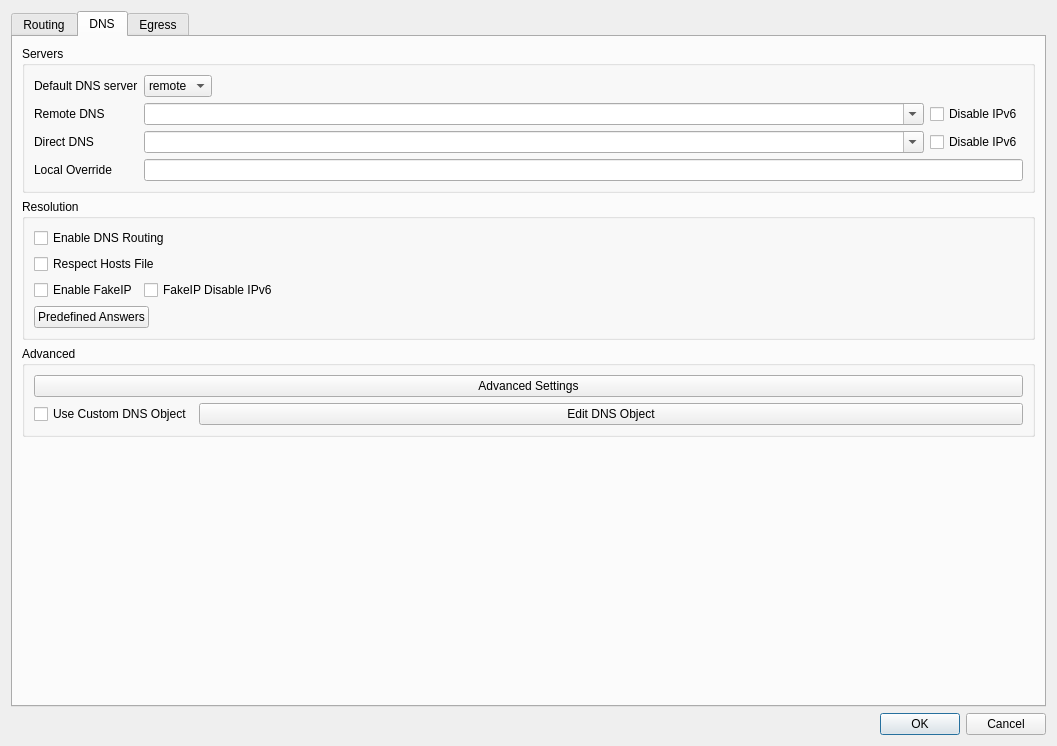
Above: include/ui/setting/dialog_manage_routes.ui from throneproj/Throne before the change. Below: the same form after it.
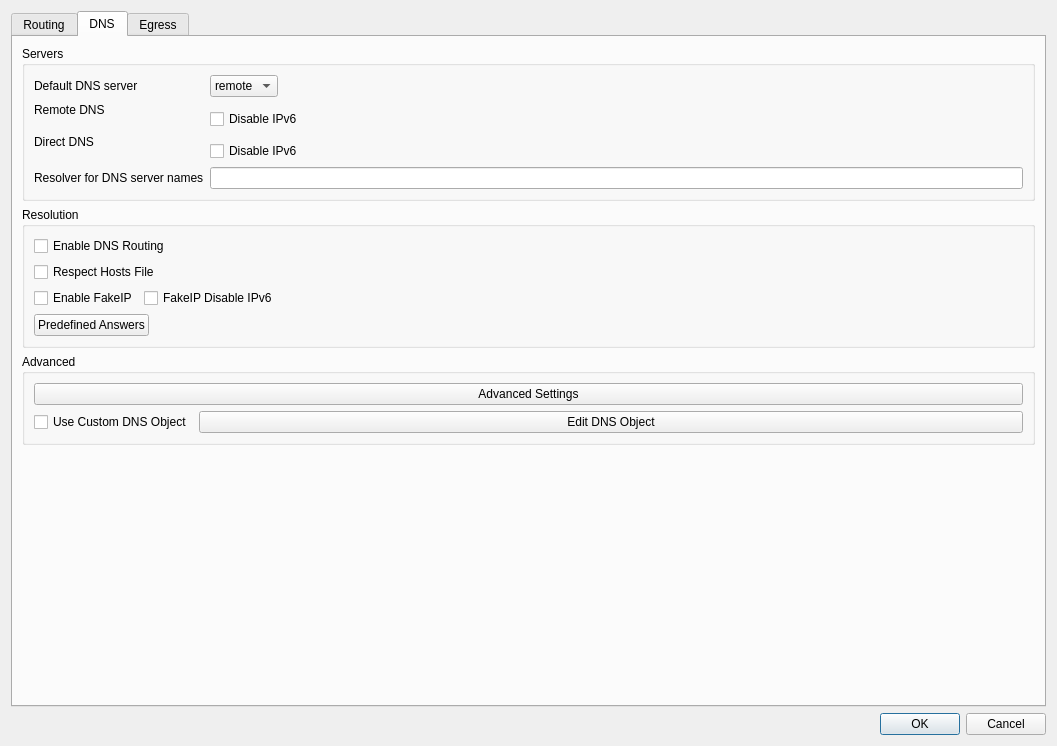
That is the form after the change. The open tabs and pages were chosen to show the change. Custom widgets are drawn as their Qt base class.

Commit message: redesign route editor, menus, toolbar icons, dns lists and log view

Patch:
```diff
--- a/include/ui/setting/dialog_manage_routes.ui
+++ b/include/ui/setting/dialog_manage_routes.ui
@@ -361,7 +361,7 @@
             </item>
            </layout>
           </item>
-          <item row="1" column="0">
+          <item row="1" column="0" alignment="Qt::AlignmentFlag::AlignTop">
            <widget class="QLabel" name="label_9">
             <property name="toolTip">
              <string>&lt;html&gt;&lt;head/&gt;&lt;body&gt;&lt;p&gt;examples:&lt;br/&gt;tls://8.8.8.8&lt;br/&gt;https://domain/path&lt;/p&gt;&lt;p&gt;tcp://8.8.8.8:1234&lt;/p&gt;&lt;p&gt;dhcp://auto&lt;/p&gt;&lt;p&gt;h3://domain/path&lt;/p&gt;&lt;p&gt;quic://domain:4632&lt;/p&gt;&lt;p&gt;etc&lt;/p&gt;&lt;/body&gt;&lt;/html&gt;</string>
@@ -375,19 +375,9 @@
            </widget>
           </item>
           <item row="1" column="1">
-           <layout class="QHBoxLayout" name="horizontalLayout_7">
+           <layout class="QVBoxLayout" name="remote_dns_layout">
             <item>
-             <widget class="QComboBox" name="remote_dns">
-              <property name="sizePolicy">
-               <sizepolicy hsizetype="Expanding" vsizetype="Fixed">
-                <horstretch>0</horstretch>
-                <verstretch>0</verstretch>
-               </sizepolicy>
-              </property>
-              <property name="editable">
-               <bool>true</bool>
-              </property>
-             </widget>
+             <widget class="DnsServerListEdit" name="remote_dns"/>
             </item>
             <item>
              <widget class="QCheckBox" name="remote_dns_disable_ipv6">
@@ -404,7 +394,7 @@
             </item>
            </layout>
           </item>
-          <item row="2" column="0">
+          <item row="2" column="0" alignment="Qt::AlignmentFlag::AlignTop">
            <widget class="QLabel" name="label_8">
             <property name="toolTip">
              <string>This is especially important and it is recommended to use the default value of &quot;localhost&quot;.
@@ -420,19 +410,9 @@
            </widget>
           </item>
           <item row="2" column="1">
-           <layout class="QHBoxLayout" name="horizontalLayout_8">
+           <layout class="QVBoxLayout" name="direct_dns_layout">
             <item>
-             <widget class="QComboBox" name="direct_dns">
-              <property name="sizePolicy">
-               <sizepolicy hsizetype="Expanding" vsizetype="Fixed">
-                <horstretch>0</horstretch>
-                <verstretch>0</verstretch>
-               </sizepolicy>
-              </property>
-              <property name="editable">
-               <bool>true</bool>
-              </property>
-             </widget>
+             <widget class="DnsServerListEdit" name="direct_dns"/>
             </item>
             <item>
              <widget class="QCheckBox" name="direct_dns_disable_ipv6">
@@ -458,7 +438,7 @@
              <string>&lt;html&gt;&lt;head/&gt;&lt;body&gt;&lt;p&gt;Local DNS can not be used in some configurations, you will have to set an ip here to be used as local dns in such situations&lt;/p&gt;&lt;/body&gt;&lt;/html&gt;</string>
             </property>
             <property name="text">
-             <string>Local Override</string>
+             <string>Resolver for DNS server names</string>
             </property>
             <property name="buddy">
              <cstring>local_override</cstring>
@@ -1065,6 +1045,13 @@
    </item>
   </layout>
  </widget>
+ <customwidgets>
+  <customwidget>
+   <class>DnsServerListEdit</class>
+   <extends>QWidget</extends>
+   <header>include/ui/widget/DnsServerListEdit.h</header>
+  </customwidget>
+ </customwidgets>
  <resources/>
  <connections>
   <connection>
```
The commit also changes 86 other files.
